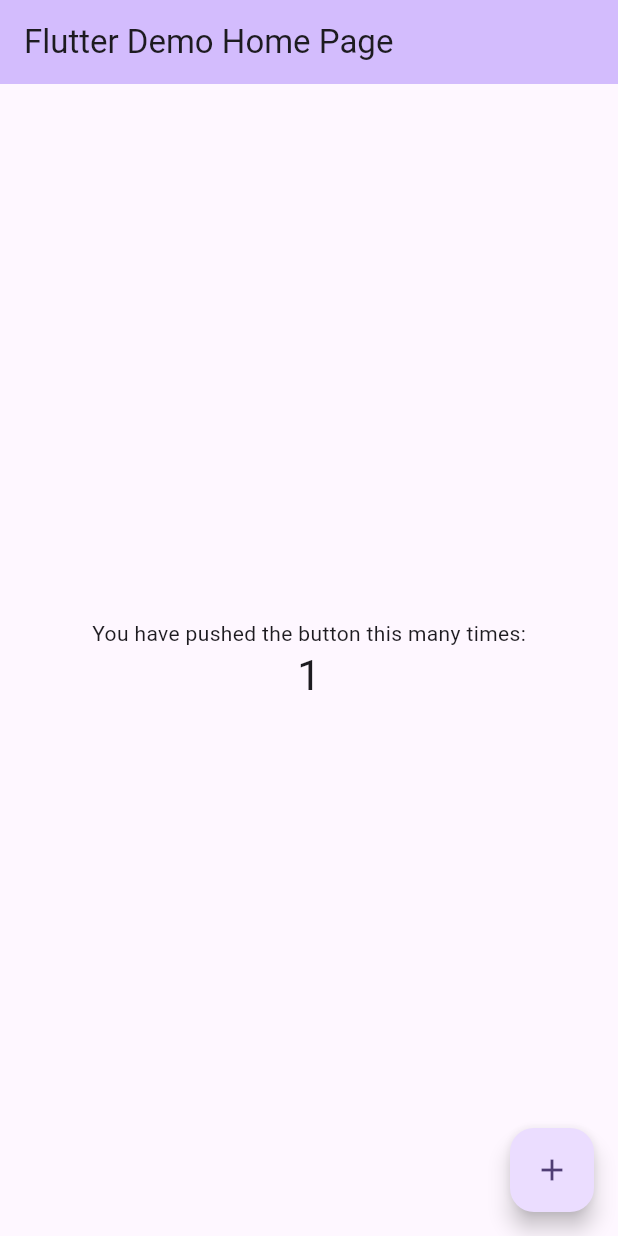
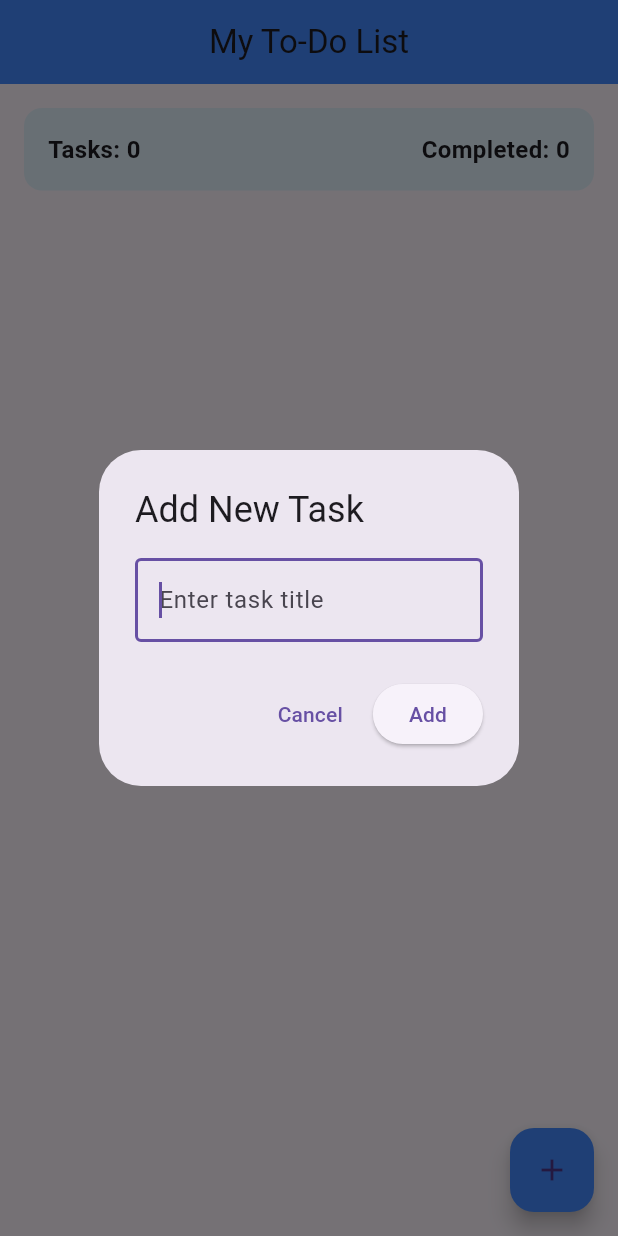
Before and after one commit to tina-codertz/flutter-todo-app-group8, a Flutter app: the screen it shows after launch, after a tap on the "add" icon, on a phone screen of 412 x 824 dp. Run offline on Flutter 3.47's test engine with Material 3 defaults, Android fonts, the light colour scheme and no system bars; our stand-ins replace shared_preferences.

Commit message:
Finished To-Do app with Homescreen

```diff
--- a/lib/main.dart
+++ b/lib/main.dart
@@ -1,122 +1,20 @@
 import 'package:flutter/material.dart';
+import 'screens/home_screen.dart';
 
 void main() {
   runApp(const MyApp());
 }
 
 class MyApp extends StatelessWidget {
-  const MyApp({super.key});
+  const MyApp({Key? key}) : super(key: key);
 
-  // This widget is the root of your application.
   @override
   Widget build(BuildContext context) {
     return MaterialApp(
-      title: 'Flutter Demo',
-      theme: ThemeData(
-        // This is the theme of your application.
-        //
-        // TRY THIS: Try running your application with "flutter run". You'll see
-        // the application has a purple toolbar. Then, without quitting the app,
-        // try changing the seedColor in the colorScheme below to Colors.green
-        // and then invoke "hot reload" (save your changes or press the "hot
-        // reload" button in a Flutter-supported IDE, or press "r" if you used
-        // the command line to start the app).
-        //
-        // Notice that the counter didn't reset back to zero; the application
-        // state is not lost during the reload. To reset the state, use hot
-        // restart instead.
-        //
-        // This works for code too, not just values: Most code changes can be
-        // tested with just a hot reload.
-        colorScheme: .fromSeed(seedColor: Colors.deepPurple),
-      ),
-      home: const MyHomePage(title: 'Flutter Demo Home Page'),
+      title: 'Flutter To-Do App',
+      debugShowCheckedModeBanner: false,
+      theme: ThemeData(primarySwatch: Colors.blue),
+      home: const HomeScreen(),
     );
   }
 }
-
-class MyHomePage extends StatefulWidget {
-  const MyHomePage({super.key, required this.title});
-
-  // This widget is the home page of your application. It is stateful, meaning
-  // that it has a State object (defined below) that contains fields that affect
-  // how it looks.
-
-  // This class is the configuration for the state. It holds the values (in this
-  // case the title) provided by the parent (in this case the App widget) and
-  // used by the build method of the State. Fields in a Widget subclass are
-  // always marked "final".
-
-  final String title;
-
-  @override
-  State<MyHomePage> createState() => _MyHomePageState();
-}
-
-class _MyHomePageState extends State<MyHomePage> {
-  int _counter = 0;
-
-  void _incrementCounter() {
-    setState(() {
-      // This call to setState tells the Flutter framework that something has
-      // changed in this State, which causes it to rerun the build method below
-      // so that the display can reflect the updated values. If we changed
-      // _counter without calling setState(), then the build method would not be
-      // called again, and so nothing would appear to happen.
-      _counter++;
-    });
-  }
-
-  @override
-  Widget build(BuildContext context) {
-    // This method is rerun every time setState is called, for instance as done
-    // by the _incrementCounter method above.
-    //
-    // The Flutter framework has been optimized to make rerunning build methods
-    // fast, so that you can just rebuild anything that needs updating rather
-    // than having to individually change instances of widgets.
-    return Scaffold(
-      appBar: AppBar(
-        // TRY THIS: Try changing the color here to a specific color (to
-        // Colors.amber, perhaps?) and trigger a hot reload to see the AppBar
-        // change color while the other colors stay the same.
-        backgroundColor: Theme.of(context).colorScheme.inversePrimary,
-        // Here we take the value from the MyHomePage object that was created by
-        // the App.build method, and use it to set our appbar title.
-        title: Text(widget.title),
-      ),
-      body: Center(
-        // Center is a layout widget. It takes a single child and positions it
-        // in the middle of the parent.
-        child: Column(
-          // Column is also a layout widget. It takes a list of children and
-          // arranges them vertically. By default, it sizes itself to fit its
-          // children horizontally, and tries to be as tall as its parent.
-          //
-          // Column has various properties to control how it sizes itself and
-          // how it positions its children. Here we use mainAxisAlignment to
-          // center the children vertically; the main axis here is the vertical
-          // axis because Columns are vertical (the cross axis would be
-          // horizontal).
-          //
-          // TRY THIS: Invoke "debug painting" (choose the "Toggle Debug Paint"
-          // action in the IDE, or press "p" in the console), to see the
-          // wireframe for each widget.
-          mainAxisAlignment: .center,
-          children: [
-            const Text('You have pushed the button this many times:'),
-            Text(
-              '$_counter',
-              style: Theme.of(context).textTheme.headlineMedium,
-            ),
-          ],
-        ),
-      ),
-      floatingActionButton: FloatingActionButton(
-        onPressed: _incrementCounter,
-        tooltip: 'Increment',
-        child: const Icon(Icons.add),
-      ),
-    );
-  }
-}
--- /dev/null
+++ b/lib/models/task.dart
@@ -0,0 +1,12 @@
+class Task {
+  String title;
+  bool isCompleted;
+
+  Task({required this.title, this.isCompleted = false});
+
+  Map<String, dynamic> toJson() => {'title': title, 'isCompleted': isCompleted};
+
+  factory Task.fromJson(Map<String, dynamic> json) {
+    return Task(title: json['title'], isCompleted: json['isCompleted']);
+  }
+}
--- /dev/null
+++ b/lib/screens/home_screen.dart
@@ -0,0 +1,180 @@
+import 'package:flutter/material.dart';
+import 'package:shared_preferences/shared_preferences.dart';
+import 'dart:convert';
+import '../models/task.dart';
+import '../widgets/task_tile.dart';
+
+class HomeScreen extends StatefulWidget {
+  const HomeScreen({Key? key}) : super(key: key);
+
+  @override
+  State<HomeScreen> createState() => _HomeScreenState();
+}
+
+class _HomeScreenState extends State<HomeScreen> {
+  List<Task> tasks = [];
+  final TextEditingController controller = TextEditingController();
+
+  @override
+  void initState() {
+    super.initState();
+    loadTasks();
+  }
+
+  Future<void> loadTasks() async {
+    final prefs = await SharedPreferences.getInstance();
+    final String? stored = prefs.getString('tasks');
+    if (stored != null) {
+      final List decoded = json.decode(stored);
+      setState(() {
+        tasks = decoded.map((e) => Task.fromJson(e)).toList();
+      });
+    }
+  }
+
+  Future<void> saveTasks() async {
+    final prefs = await SharedPreferences.getInstance();
+    prefs.setString(
+      'tasks',
+      json.encode(tasks.map((e) => e.toJson()).toList()),
+    );
+  }
+
+  void addTask(String title) {
+    if (title.trim().isEmpty) return;
+    setState(() {
+      tasks.add(Task(title: title));
+    });
+    saveTasks();
+    controller.clear();
+    Navigator.of(context).pop();
+  }
+
+  void toggleTask(Task task) {
+    setState(() {
+      task.isCompleted = !task.isCompleted;
+    });
+    saveTasks();
+  }
+
+  void deleteTask(Task task) {
+    setState(() {
+      tasks.remove(task);
+    });
+    saveTasks();
+  }
+
+  void showAddDialog() {
+    showDialog(
+      context: context,
+      builder: (ctx) => AlertDialog(
+        title: const Text('Add New Task'),
+        content: TextField(
+          controller: controller,
+          decoration: const InputDecoration(
+            hintText: 'Enter task title',
+            border: OutlineInputBorder(),
+          ),
+          autofocus: true,
+        ),
+        actions: [
+          TextButton(
+            onPressed: () {
+              controller.clear();
+              Navigator.of(ctx).pop();
+            },
+            child: const Text('Cancel'),
+          ),
+          ElevatedButton(
+            onPressed: () => addTask(controller.text),
+            child: const Text('Add'),
+          ),
+        ],
+      ),
+    );
+  }
+
+  @override
+  Widget build(BuildContext context) {
+    return Scaffold(
+      appBar: AppBar(
+        title: const Text('My To-Do List'),
+        backgroundColor: Colors.blueAccent,
+        centerTitle: true,
+      ),
+      body: Padding(
+        padding: const EdgeInsets.all(16.0),
+        child: Column(
+          crossAxisAlignment: CrossAxisAlignment.stretch,
+          children: [
+            // Stats container
+            Container(
+              padding: const EdgeInsets.all(16),
+              decoration: BoxDecoration(
+                color: Colors.blue.shade50,
+                borderRadius: BorderRadius.circular(12),
+              ),
+              child: Row(
+                mainAxisAlignment: MainAxisAlignment.spaceBetween,
+                children: [
+                  Text(
+                    'Tasks: ${tasks.length}',
+                    style: const TextStyle(
+                      fontSize: 16,
+                      fontWeight: FontWeight.bold,
+                    ),
+                  ),
+                  Text(
+                    'Completed: ${tasks.where((t) => t.isCompleted).length}',
+                    style: const TextStyle(
+                      fontSize: 16,
+                      fontWeight: FontWeight.bold,
+                    ),
+                  ),
+                ],
+              ),
+            ),
+            const SizedBox(height: 16),
+
+            // Task list or empty state
+            Expanded(
+              child: tasks.isEmpty
+                  ? Center(
+                      child: Column(
+                        mainAxisAlignment: MainAxisAlignment.center,
+                        children: const [
+                          Icon(
+                            Icons.check_box_outline_blank,
+                            size: 60,
+                            color: Colors.grey,
+                          ),
+                          SizedBox(height: 8),
+                          Text(
+                            'No tasks yet. Add one!',
+                            style: TextStyle(fontSize: 16, color: Colors.grey),
+                          ),
+                        ],
+                      ),
+                    )
+                  : ListView.separated(
+                      itemCount: tasks.length,
+                      separatorBuilder: (_, __) => const SizedBox(height: 8),
+                      itemBuilder: (ctx, i) => TaskTile(
+                        task: tasks[i],
+                        onToggle: () => toggleTask(tasks[i]),
+                        onDelete: () => deleteTask(tasks[i]),
+                      ),
+                    ),
+            ),
+          ],
+        ),
+      ),
+      floatingActionButton: FloatingActionButton(
+        onPressed: showAddDialog,
+        backgroundColor: Colors.blueAccent,
+        child: const Icon(Icons.add),
+        tooltip: 'Add Task',
+      ),
+    );
+  }
+}
--- /dev/null
+++ b/lib/widgets/task_tile.dart
@@ -0,0 +1,35 @@
+import 'package:flutter/material.dart';
+import '../models/task.dart';
+
+class TaskTile extends StatelessWidget {
+  final Task task;
+  final VoidCallback onToggle;
+  final VoidCallback onDelete;
+
+  const TaskTile({
+    Key? key,
+    required this.task,
+    required this.onToggle,
+    required this.onDelete,
+  }) : super(key: key);
+
+  @override
+  Widget build(BuildContext context) {
+    return ListTile(
+      leading: Checkbox(
+        value: task.isCompleted,
+        onChanged: (value) => onToggle(),
+      ),
+      title: Text(
+        task.title,
+        style: TextStyle(
+          decoration: task.isCompleted ? TextDecoration.lineThrough : null,
+        ),
+      ),
+      trailing: IconButton(
+        icon: const Icon(Icons.delete, color: Colors.red),
+        onPressed: onDelete,
+      ),
+    );
+  }
+}
--- a/pubspec.yaml
+++ b/pubspec.yaml
@@ -34,6 +34,7 @@ dependencies:
   # The following adds the Cupertino Icons font to your application.
   # Use with the CupertinoIcons class for iOS style icons.
   cupertino_icons: ^1.0.8
+  shared_preferences: ^2.5.4
 
 dev_dependencies:
   flutter_test:
```
Also changed, not shown: pubspec.lock, 1 other file.
